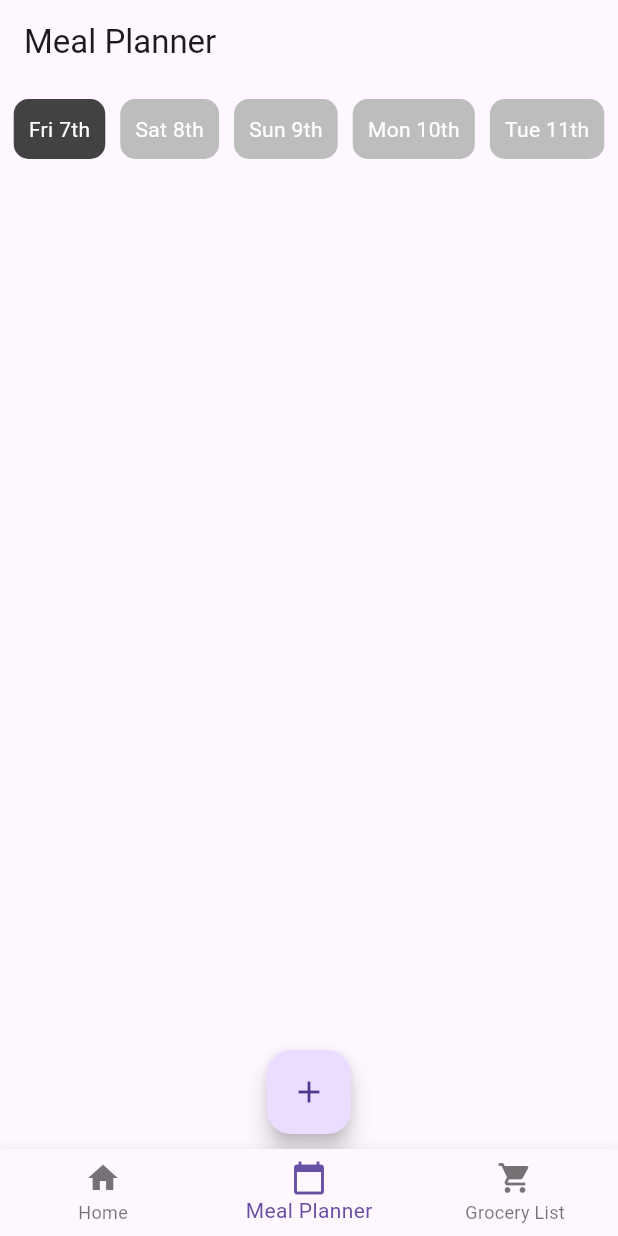
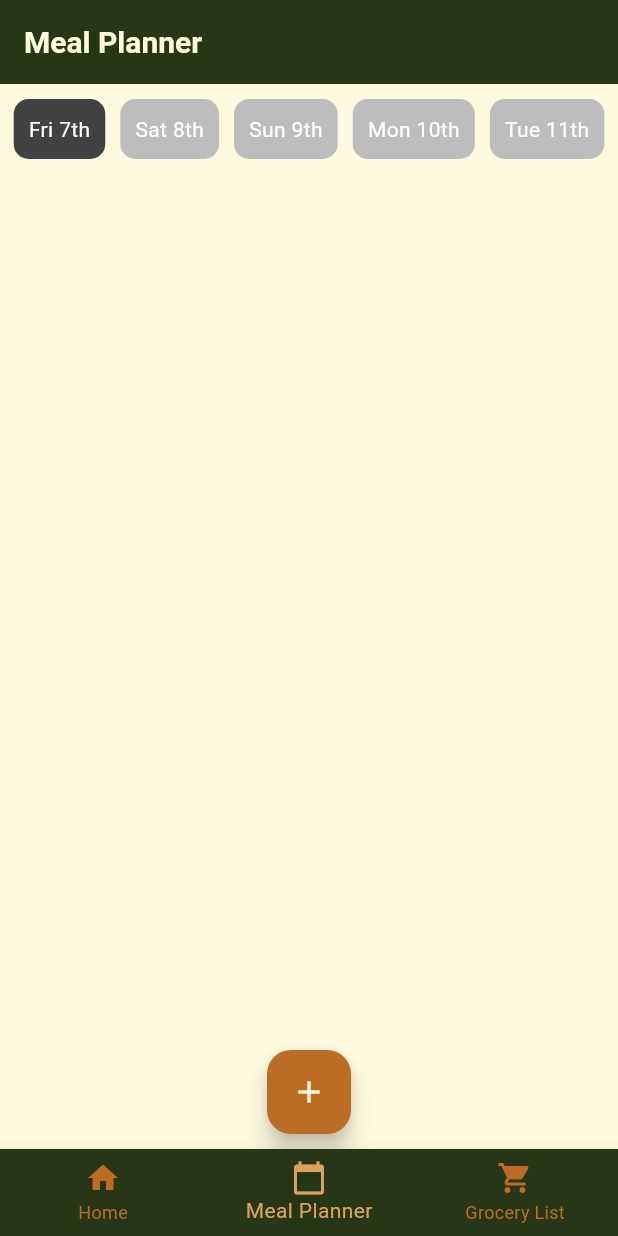
Before and after one commit to jenneetee/recipe-meal-planning-app, a Flutter app: the screen it shows after launch, item 2 of the bottom bar chosen, on a phone screen of 412 x 824 dp. Run offline on Flutter 3.47's test engine with Material 3 defaults, Android fonts, the phone set to English and light mode, and no system bars.

Commit message:
changed colors and added times to meal planner

```diff
--- a/lib/main.dart
+++ b/lib/main.dart
@@ -1,4 +1,4 @@
-// main.dart (updated)
+// main.dart (updated with custom color scheme)
 import 'package:flutter/material.dart';
 import 'meal_planner.dart';
 import 'grocery_list.dart';
@@ -15,7 +15,63 @@ class MyApp extends StatelessWidget {
     return MaterialApp(
       debugShowCheckedModeBanner: false,
       title: 'Meal Planner App',
-      theme: ThemeData(primarySwatch: Colors.blue),
+      theme: ThemeData(
+        primaryColor: Color(0xFF606C38),
+        scaffoldBackgroundColor: Color(0xFFFEFAE0),
+        appBarTheme: AppBarTheme(
+          color: Color(0xFF283618),
+          iconTheme: IconThemeData(color: Color(0xFFFEFAE0)),
+          titleTextStyle: TextStyle(
+              color: Color(0xFFFEFAE0),
+              fontSize: 20,
+              fontWeight: FontWeight.bold),
+        ),
+        floatingActionButtonTheme: FloatingActionButtonThemeData(
+          backgroundColor: Color(0xFFBC6C25),
+          foregroundColor: Color(0xFFFEFAE0),
+        ),
+        bottomNavigationBarTheme: BottomNavigationBarThemeData(
+          backgroundColor: Color(0xFF283618),
+          selectedItemColor: Color(0xFFDDA15E),
+          unselectedItemColor: Color(0xFFBC6C25),
+        ),
+        textTheme: TextTheme(
+          bodyLarge: TextStyle(color: Color(0xFF283618)),
+          bodyMedium: TextStyle(color: Color(0xFF283618)),
+          titleLarge: TextStyle(color: Color(0xFF606C38)),
+        ),
+        buttonTheme: ButtonThemeData(
+          buttonColor: Color(0xFFDDA15E),
+          textTheme: ButtonTextTheme.primary,
+        ),
+        chipTheme: ChipThemeData(
+          backgroundColor: Color(0xFFBC6C25),
+          labelStyle: TextStyle(color: Colors.white),
+          selectedColor: Color(0xFFDDA15E),
+        ),
+        inputDecorationTheme: InputDecorationTheme(
+          filled: true,
+          fillColor: Color(0xFFDDA15E),
+          border: OutlineInputBorder(
+            borderRadius: BorderRadius.circular(10),
+            borderSide: BorderSide.none,
+          ),
+          hintStyle: TextStyle(color: Color(0xFF283618)),
+        ),
+        elevatedButtonTheme: ElevatedButtonThemeData(
+          style: ElevatedButton.styleFrom(
+            backgroundColor: Color(0xFFDDA15E),
+            foregroundColor: Color(0xFF283618),
+          ),
+        ),
+        cardTheme: CardTheme(
+          color: Color(0xFFFEFAE0),
+          shape: RoundedRectangleBorder(
+            borderRadius: BorderRadius.circular(10),
+            side: BorderSide(color: Color(0xFF606C38), width: 2),
+          ),
+        ),
+      ),
       home: MainScreen(),
     );
   }
@@ -48,7 +104,8 @@ class _MainScreenState extends State<MainScreen> {
       "name": "Chicken Stir Fry",
       "image": "assets/chicken_stir_fry.jpg",
       "ingredients": ["Chicken", "Soy Sauce", "Broccoli", "Carrots"],
-      "instructions": "1. Cook chicken.\n2. Add veggies and stir-fry.\n3. Serve!",
+      "instructions":
+          "1. Cook chicken.\n2. Add veggies and stir-fry.\n3. Serve!",
       "labels": []
     },
     {
@@ -68,7 +125,7 @@ class _MainScreenState extends State<MainScreen> {
     _screens = [
       HomeScreen(),
       MealPlannerScreen(recipes: recipes),
-      GroceryListScreen(ingredients: []), // fallback
+      GroceryListScreen(ingredients: []),
     ];
   }
 
@@ -87,8 +144,10 @@ class _MainScreenState extends State<MainScreen> {
         onTap: _onItemTapped,
         items: [
           BottomNavigationBarItem(icon: Icon(Icons.home), label: "Home"),
-          BottomNavigationBarItem(icon: Icon(Icons.calendar_today), label: "Meal Planner"),
-          BottomNavigationBarItem(icon: Icon(Icons.shopping_cart), label: "Grocery List"),
+          BottomNavigationBarItem(
+              icon: Icon(Icons.calendar_today), label: "Meal Planner"),
+          BottomNavigationBarItem(
+              icon: Icon(Icons.shopping_cart), label: "Grocery List"),
         ],
       ),
     );
```
Also changed, not shown: lib/meal_planner.dart (+22 -10 lines).
